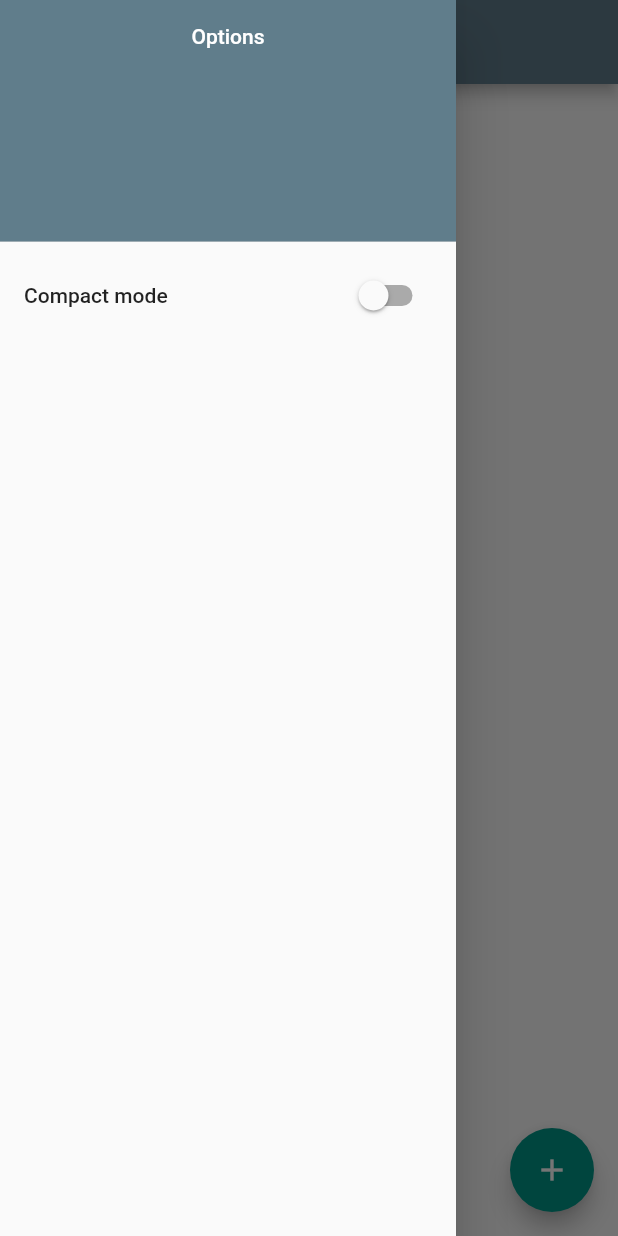
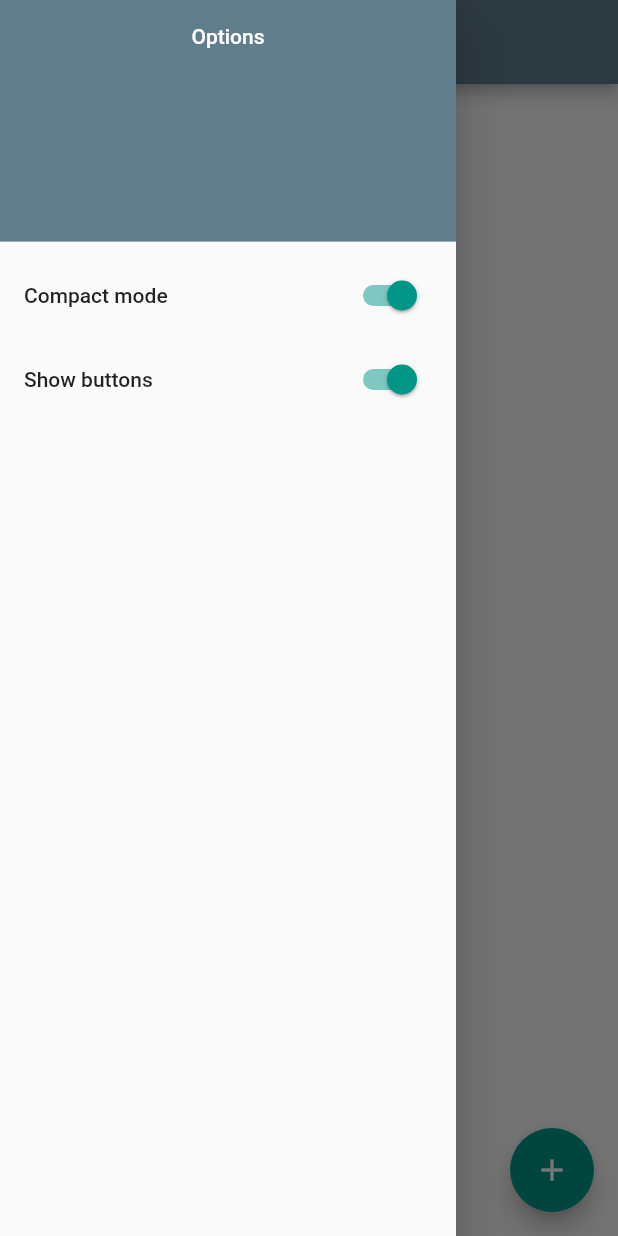
Before and after one commit to yurike/slovo, a Flutter app: the screen it shows after launch, in the side drawer, after a tap on "Compact mode", on a phone screen of 412 x 824 dp. Run offline on Flutter 3.47's test engine with Material 2 defaults, Android fonts, the light colour scheme and no system bars; our stand-ins replace bloc, equatable, flutter_bloc, hive_flutter; accounts and stored records are empty.

Commit message:
showButtons

```diff
--- a/lib/pages/homepage.dart
+++ b/lib/pages/homepage.dart
@@ -13,6 +13,7 @@ class HomePage extends StatefulWidget {
 class _HomePageState extends State<HomePage> {
   late NoteBloc _noteBloc;
   bool _compactMode = false;
+  bool _showButtons = true;
 
   @override
   void initState() {
@@ -31,7 +32,7 @@ class _HomePageState extends State<HomePage> {
       drawer: Drawer(
         child: ListView(children: [
           DrawerHeader(
-            decoration: BoxDecoration(
+            decoration: const BoxDecoration(
               color: Colors.blueGrey,
             ),
             child: Column(
@@ -47,8 +48,15 @@ class _HomePageState extends State<HomePage> {
             title: const Text("Compact mode"),
             value: _compactMode,
             onChanged: (value) {
-              _noteBloc.add(CompactTiles(value));
+              //_noteBloc.add(CompactTiles(value));
               setState(() => _compactMode = value);
+            },
+          ),
+          SwitchListTile(
+            title: const Text("Show buttons"),
+            value: _showButtons,
+            onChanged: (value) {
+              setState(() => _showButtons = value);
             },
           )
         ]),
@@ -82,7 +90,7 @@ class _HomePageState extends State<HomePage> {
                 title: Text(note.title),
                 subtitle:
                     _compactMode ? null : Text(note.isPoem ? 'poem' : 'text'),
-                trailing: _buildUpdateDeleteButtons(note),
+                trailing: _showButtons ? _buildUpdateDeleteButtons(note) : null,
                 onTap: () {
                   goToNotePage(note: note, edit: false);
                 },
```
